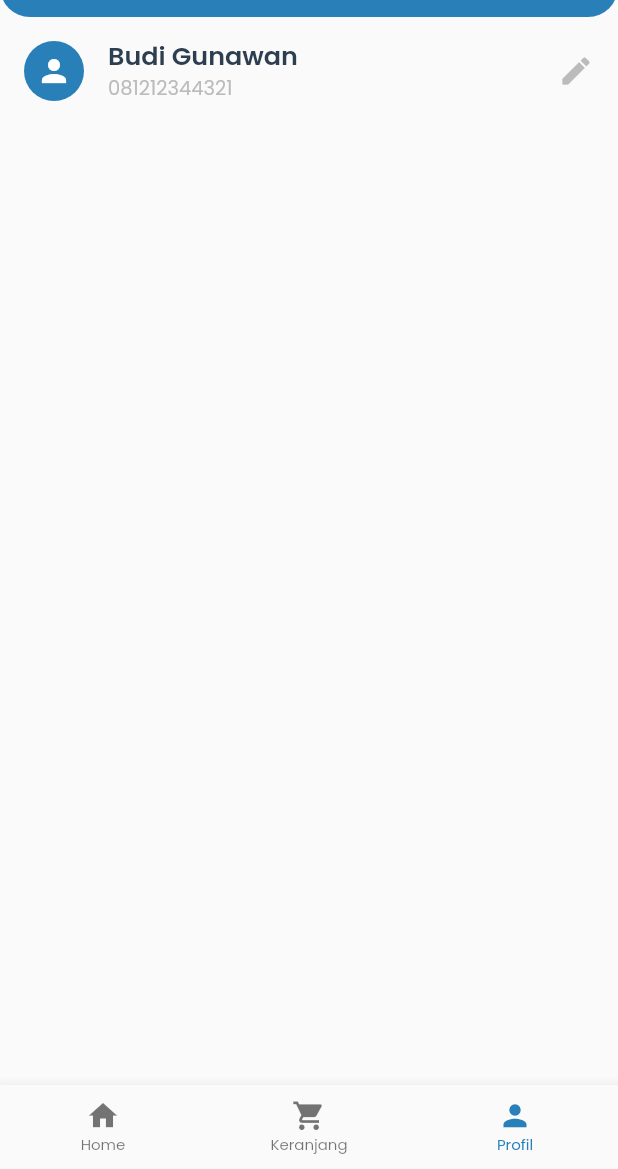
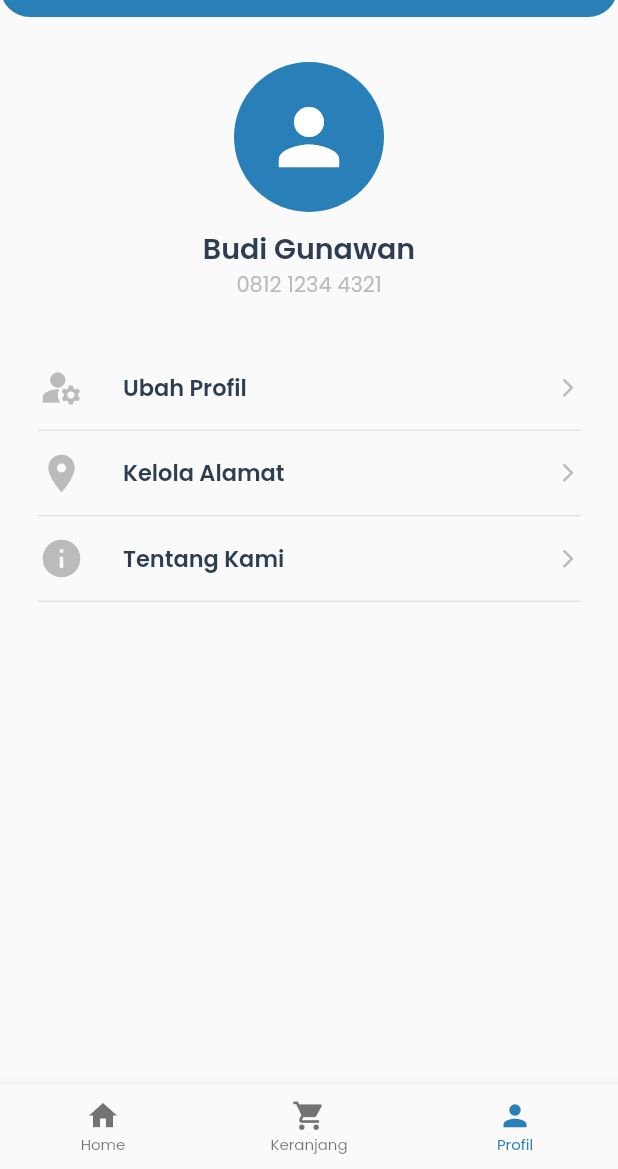
Before and after one commit to hasyimzii/alya_farma, a Flutter app: the screen it shows after launch, item 3 of the bottom bar chosen, on a phone screen of 412 x 824 dp, the part 67-1236 px from its top. Run offline on Flutter 3.47's test engine with Material 2 defaults, Android fonts, the phone set to English and light mode, and no system bars; our stand-ins replace flutter_native_splash, sliding_up_panel; network calls fail.

Commit message:
Update profile page

```diff
--- a/lib/providers/cart_provider.dart
+++ b/lib/providers/cart_provider.dart
@@ -2,15 +2,17 @@ import 'package:flutter/cupertino.dart';
 import '../models/medic.dart';
 
 class CartProvider with ChangeNotifier {
+  final List<Medic> _medic = [];
   final List<Map<String, dynamic>> _cart = [];
 
+  List get medic => _medic;
   List get cart => _cart;
   int get length => _cart.length;
 
   void addCart(Medic medic) {
     // add list
+    _medic.add(medic);
     _cart.add({
-      'medic': medic,
       'quantity': 1,
       'check': false,
     });
--- a/lib/views/cart_page.dart
+++ b/lib/views/cart_page.dart
@@ -26,11 +26,14 @@ class CartPage extends StatelessWidget {
                 onCheck: (value) {
                   cart.checkCart(index, value);
                 },
-                image: cart.cart[index]['medic'].image,
-                name: cart.cart[index]['medic'].name,
-                price: cart.cart[index]['medic'].price,
-                discount: cart.cart[index]['medic'].discount,
+                image: cart.medic[index].image,
+                name: cart.medic[index].name,
+                price: cart.medic[index].price,
+                discount: cart.medic[index].discount,
                 quantity: cart.cart[index]['quantity'],
+                onTapArgs: <String, dynamic>{
+                  'medic': cart.medic[index],
+                },
                 onAdd: () {
                   cart.addQuantity(index);
                 },
--- a/lib/views/profile_page.dart
+++ b/lib/views/profile_page.dart
@@ -1,17 +1,24 @@
 import 'package:flutter/material.dart';
 import '../common/style.dart';
+
+import '../widgets/menu_content.dart';
 
 class ProfilePage extends StatelessWidget {
   const ProfilePage({Key? key}) : super(key: key);
 
   @override
   Widget build(BuildContext context) {
-    return Column(
-      children: [
-        ListTile(
-          leading: Container(
-            width: 40,
-            height: 40,
+    return Padding(
+      padding: const EdgeInsets.symmetric(
+        horizontal: 10,
+      ),
+      child: Column(
+        crossAxisAlignment: CrossAxisAlignment.center,
+        children: [
+          const SizedBox(height: 30),
+          Container(
+            width: 100,
+            height: 100,
             decoration: BoxDecoration(
               color: blueColor,
               borderRadius: BorderRadius.circular(50),
@@ -19,25 +26,36 @@ class ProfilePage extends StatelessWidget {
             child: Icon(
               Icons.person,
               color: whiteColor,
+              size: 60,
             ),
           ),
-          title: Text(
+          const SizedBox(height: 10),
+          Text(
             'Budi Gunawan',
-            style: titleText(17),
+            style: titleText(19),
           ),
-          subtitle: Text(
-            '081212344321',
-            style: subtitleText(13),
+          Text(
+            '0812 1234 4321',
+            style: subtitleText(14),
           ),
-          trailing: InkWell(
-            child: Icon(
-              Icons.edit,
-              color: greyColor,
-            ),
+          const SizedBox(height: 30),
+          MenuContent(
+            icon: Icons.manage_accounts,
+            title: 'Ubah Profil',
             onTap: () {},
           ),
-        ),
-      ],
+          MenuContent(
+            icon: Icons.location_on,
+            title: 'Kelola Alamat',
+            onTap: () {},
+          ),
+          MenuContent(
+            icon: Icons.info,
+            title: 'Tentang Kami',
+            onTap: () {},
+          ),
+        ],
+      ),
     );
   }
 }
--- a/lib/widgets/cart_content.dart
+++ b/lib/widgets/cart_content.dart
@@ -12,6 +12,7 @@ class CartContent extends StatelessWidget {
   final int price;
   final int discount;
   final int quantity;
+  final Object onTapArgs;
   final VoidCallback onAdd;
   final VoidCallback onSub;
   final VoidCallback onDelete;
@@ -25,6 +26,7 @@ class CartContent extends StatelessWidget {
     required this.price,
     required this.discount,
     required this.quantity,
+    required this.onTapArgs,
     required this.onAdd,
     required this.onSub,
     required this.onDelete,
@@ -45,14 +47,14 @@ class CartContent extends StatelessWidget {
       child: Column(
         crossAxisAlignment: CrossAxisAlignment.end,
         children: [
-          _content(),
+          _content(context),
           _action(),
         ],
       ),
     );
   }
 
-  Widget _content() {
+  Widget _content(BuildContext context) {
     return Row(
       mainAxisAlignment: MainAxisAlignment.spaceAround,
       children: [
@@ -64,6 +66,7 @@ class CartContent extends StatelessWidget {
           onChanged: onCheck,
         ),
         Expanded(
+          child: InkWell(
             child: ListTile(
               leading: ClipRRect(
                 borderRadius: BorderRadius.circular(10.0),
@@ -82,6 +85,14 @@ class CartContent extends StatelessWidget {
                 maxLines: 1,
               ),
               subtitle: _priceRow(),
+            ),
+            onTap: () {
+              Navigator.pushNamed(
+                context,
+                '/medic_detail',
+                arguments: onTapArgs,
+              );
+            },
           ),
         ),
       ],
--- /dev/null
+++ b/lib/widgets/menu_content.dart
@@ -0,0 +1,51 @@
+import 'package:flutter/material.dart';
+import '../common/style.dart';
+
+class MenuContent extends StatelessWidget {
+  final IconData icon;
+  final String title;
+  final VoidCallback onTap;
+
+  const MenuContent({
+    Key? key,
+    required this.icon,
+    required this.title,
+    required this.onTap,
+  }) : super(key: key);
+
+  @override
+  Widget build(BuildContext context) {
+    return Column(
+      children: [
+        InkWell(
+          child: ListTile(
+            leading: Icon(
+              icon,
+              color: greyColor,
+              size: 30,
+            ),
+            title: Text(
+              title,
+              style: titleText(15),
+            ),
+            trailing: Icon(
+              Icons.arrow_forward_ios_rounded,
+              color: greyColor,
+              size: 15,
+            ),
+          ),
+          onTap: onTap,
+        ),
+        const Padding(
+          padding: EdgeInsets.symmetric(
+            horizontal: 15,
+          ),
+          child: Divider(
+            height: 1,
+            thickness: 0.7,
+          ),
+        ),
+      ],
+    );
+  }
+}
```
Lines whose indentation alone changed are shown as unchanged.
